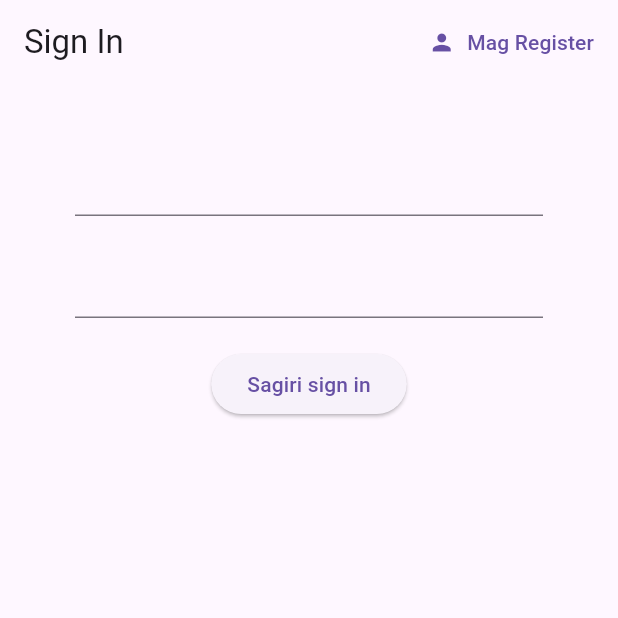
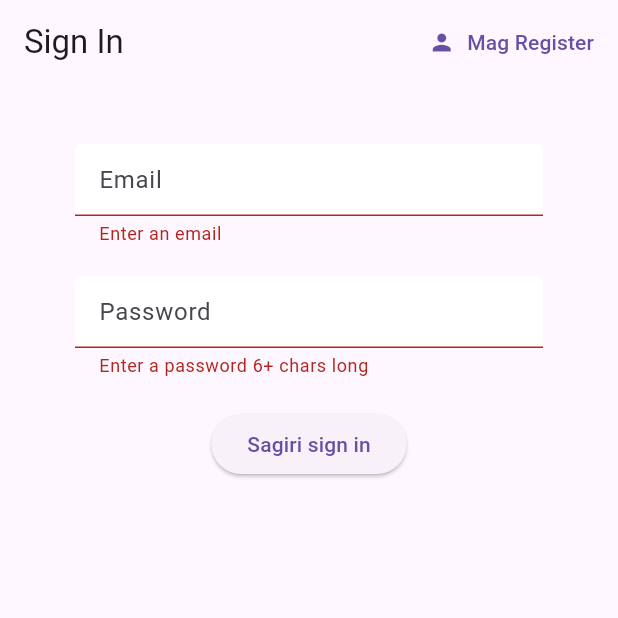
Before and after one commit to Jaykerd123/fireb, a Flutter app: the screen it shows after launch, after a tap on "Sagiri sign in", on a phone screen of 412 x 824 dp, the top half of it. Run offline on Flutter 3.47's test engine with Material 3 defaults, Android fonts, the phone set to English and light mode, and no system bars; our stand-ins replace firebase_auth, firebase_core; accounts and stored records are empty.

Commit message:
ui for login/signup

```diff
--- a/lib/screens/authenticate/register.dart
+++ b/lib/screens/authenticate/register.dart
@@ -1,5 +1,6 @@
 import 'package:fireb/screens/services/auth.dart';
 import 'package:flutter/material.dart';
+import 'package:fireb/shared/constants.dart';
 
 class Register extends StatefulWidget {
   const Register({super.key, required this.toggleView});
@@ -42,6 +43,7 @@
             children: <Widget>[
               const SizedBox(height: 20),
               TextFormField(
+                decoration: textInputDecoration.copyWith(hintText: 'Email'),
                 validator: (val) => val!.isEmpty ? 'Enter an email' : null,
                 onChanged: (val) {
                   setState(() => email = val);
@@ -49,6 +51,7 @@
               ),
               const SizedBox(height: 20),
               TextFormField(
+                decoration: textInputDecoration.copyWith(hintText: 'Password'),
                 obscureText: true,
                 validator: (val) => val!.length < 6 ? 'Enter a password 6+ chars long' : null,
                 onChanged: (val) {
--- a/lib/screens/authenticate/sign_in.dart
+++ b/lib/screens/authenticate/sign_in.dart
@@ -1,5 +1,6 @@
 import 'package:fireb/screens/services/auth.dart';
 import 'package:flutter/material.dart';
+import 'package:fireb/shared/constants.dart';
 
 class SignIn extends StatefulWidget {
   const SignIn({super.key, required this.toggleView});
@@ -11,7 +12,10 @@
 }
 
 class _SignInState extends State<SignIn> {
+
   final AuthService _auth = AuthService();
+  final _formKey = GlobalKey<FormState>();
+  String error = '';
 
   // text field state
   String email = '';
@@ -36,17 +40,22 @@
       body: Container(
         padding: const EdgeInsets.symmetric(vertical: 20, horizontal: 50),
         child: Form(
+          key: _formKey,
           child: Column(
             children: <Widget>[
               const SizedBox(height: 20),
               TextFormField(
+                decoration: textInputDecoration.copyWith(hintText: 'Email'),
+                validator: (val) => val!.isEmpty ? 'Enter an email' : null,
                 onChanged: (val) {
                   setState(() => email = val);
                 },
               ),
               const SizedBox(height: 20),
               TextFormField(
+                decoration: textInputDecoration.copyWith(hintText: 'Password'),
                 obscureText: true,
+                validator: (val) => val!.length < 6 ? 'Enter a password 6+ chars long' : null,
                 onChanged: (val) {
                   setState(() => password = val);
                 },
@@ -54,10 +63,20 @@
               const SizedBox(height: 20),
               ElevatedButton(
                 onPressed: () async {
-                  print(email);
-                  print(password);
+                  if (_formKey.currentState!.validate()) {
+                    print("valid");
+                    dynamic result = await _auth.signInWithEmailAndPassword(email, password);
+                    if (result == null) {
+                      setState(() => error = 'Could not sign in');
+                    }
+                  }
                 },
                 child: const Text('Sagiri sign in'),
+              ),
+              SizedBox(height: 12),
+              Text(
+                error,
+                style: const TextStyle(color: Colors.red, fontSize: 14),
               )
             ],
           ),
--- a/lib/screens/services/auth.dart
+++ b/lib/screens/services/auth.dart
@@ -27,6 +27,18 @@
     }
   }
 
+  // sign in with email and password
+  Future signInWithEmailAndPassword(String email, String password) async {
+    try{
+      UserCredential result = await _auth.signInWithEmailAndPassword(email: email, password: password);
+      User? user = result.user;
+      return _userFromFirebaseUser(user);
+    } catch(e){
+      print(e.toString());
+      return null;
+    }
+  }
+
   Future registerWithEmailAndPassword(String email, String password) async {
     try{
       UserCredential result = await _auth.createUserWithEmailAndPassword(email: email, password: password);
--- /dev/null
+++ b/lib/shared/constants.dart
@@ -0,0 +1,12 @@
+import 'package:flutter/material.dart';
+
+const textInputDecoration = InputDecoration(
+    fillColor: Colors.white,
+    filled: true,
+    enabledBorder: OutlineInputBorder(
+      borderSide: BorderSide(color: Colors.white, width: 2),
+    ),
+    focusedBorder: OutlineInputBorder(
+      borderSide: BorderSide(color: Colors.pink, width: 2),
+    ),
+  );
```
